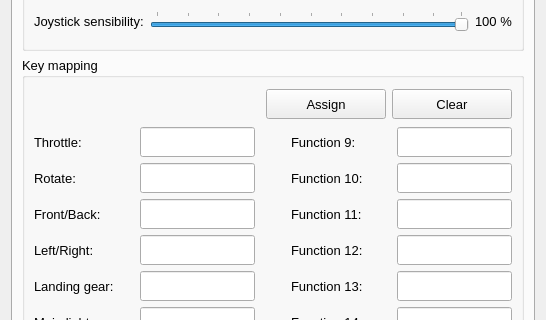
Above: GroundStation/src/Windows/SettingsDialog.ui from TxBlackWolf/quadcopter before the change; both pictures show x 0 to 546 and y 146 to 466 of the 546 by 628 pixel window. Below: the same form after it.
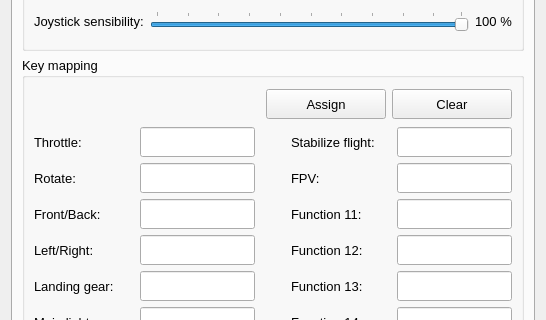
That is the form after the change. The open tabs and pages were chosen to show the change. Icons and pictures are not drawn.

Commit message: Added stabilize flight and FPV buttons. Splitted saving settings and accepting changes.

What changed in the file:
```diff
--- a/GroundStation/src/Windows/SettingsDialog.ui
+++ b/GroundStation/src/Windows/SettingsDialog.ui
@@ -1598,7 +1598,7 @@
                    </size>
                   </property>
                   <property name="text">
-                   <string>Function 9:</string>
+                   <string>Stabilize flight:</string>
                   </property>
                  </widget>
                 </item>
@@ -1611,7 +1611,7 @@
                    </size>
                   </property>
                   <property name="text">
-                   <string>Function 10:</string>
+                   <string>FPV:</string>
                   </property>
                  </widget>
                 </item>
```
Left out of the diff: 4 changed lines with no effect on the pictures. The commit also changes 4 other files.
